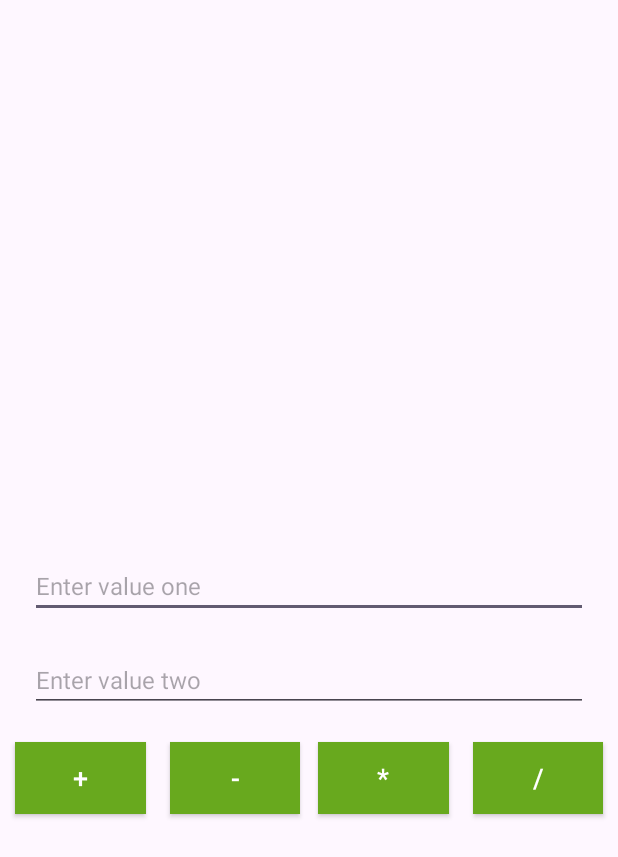
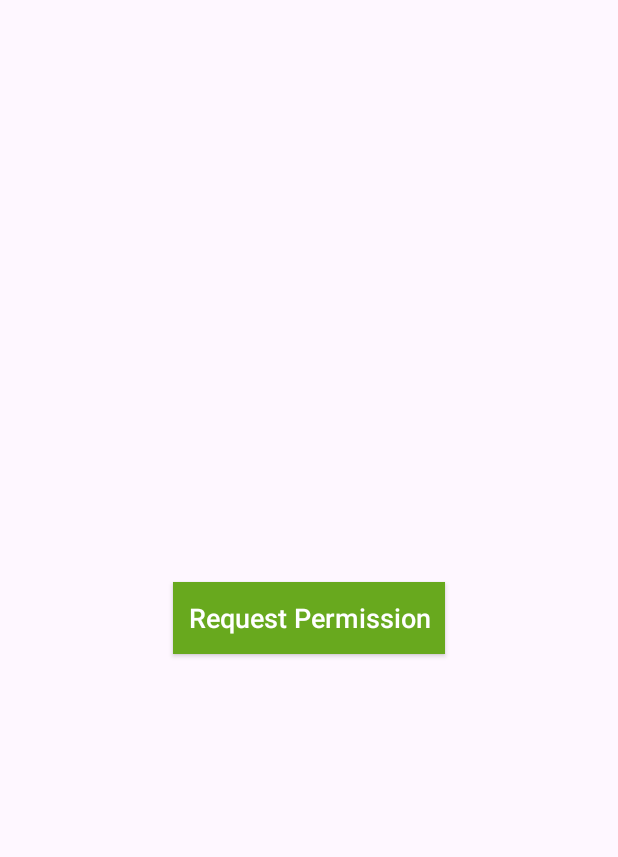
Before and after one commit to Shivanjali21/BMIApp, an Android app: the layout activity_main.xml on its own in the app's theme, with its tools: preview values and no code run, on a phone screen of 412 x 824 dp. Shown: the top 857 px of the screen. Run offline under Robolectric (Android 15) with nearby library versions, the phone set to English and light mode, and no system bars.

Commit message:
initial commit for request permission in kotlin.

```diff
--- a/app/src/main/res/layout/activity_main.xml
+++ b/app/src/main/res/layout/activity_main.xml
@@ -6,94 +6,19 @@
     android:layout_height="match_parent"
     tools:context=".MainActivity">
 
-    <androidx.appcompat.widget.AppCompatEditText
-        android:id="@+id/etValueOne"
-        android:layout_width="match_parent"
+    <androidx.appcompat.widget.AppCompatButton
+        android:id="@+id/btnRequest"
+        android:layout_width="wrap_content"
         android:layout_height="wrap_content"
-        android:layout_marginHorizontal="20dp"
-        android:layout_marginVertical="20dp"
-        android:hint="@string/et_input_one"
-        android:imeOptions="actionNext"
-        android:inputType="number"
-        android:textSize="16sp"
-        app:layout_constraintBottom_toTopOf="@+id/etValueTwo"
-        app:layout_constraintEnd_toEndOf="parent"
-        app:layout_constraintStart_toStartOf="parent"
-        app:layout_constraintTop_toTopOf="parent"
-        app:layout_constraintVertical_chainStyle="packed" />
-
-    <androidx.appcompat.widget.AppCompatEditText
-        android:id="@+id/etValueTwo"
-        android:layout_width="match_parent"
-        android:layout_height="wrap_content"
-        android:layout_marginHorizontal="20dp"
-        android:hint="@string/et_input_two"
-        android:imeOptions="actionDone"
-        android:inputType="number"
-        android:textSize="16sp"
-        app:layout_constraintBottom_toBottomOf="parent"
-        app:layout_constraintEnd_toEndOf="parent"
-        app:layout_constraintStart_toStartOf="parent"
-        app:layout_constraintTop_toBottomOf="@+id/etValueOne" />
-
-    <androidx.appcompat.widget.AppCompatButton
-        android:id="@+id/btnAdd"
-        android:layout_width="0dp"
-        android:layout_height="wrap_content"
-        android:text="@string/btn_add"
+        android:text="@string/btn_request"
         android:textSize="18sp"
+        android:padding="10dp"
+        android:textAllCaps="false"
         android:textColor="@color/color_white"
         android:background="@color/color_green"
-        app:layout_constraintEnd_toStartOf="@+id/btnSub"
-        app:layout_constraintHorizontal_bias="0.5"
-        android:layout_marginVertical="20dp"
-        android:layout_marginHorizontal="10dp"
+        app:layout_constraintTop_toTopOf="parent"
+        app:layout_constraintBottom_toBottomOf="parent"
         app:layout_constraintStart_toStartOf="parent"
-        app:layout_constraintTop_toBottomOf="@id/etValueTwo" />
-
-    <androidx.appcompat.widget.AppCompatButton
-        android:id="@+id/btnSub"
-        android:layout_width="0dp"
-        android:layout_height="wrap_content"
-        android:text="@string/btn_sub"
-        android:textSize="18sp"
-        android:textColor="@color/color_white"
-        android:layout_marginVertical="20dp"
-        android:layout_marginHorizontal="6dp"
-        android:background="@color/color_green"
-        app:layout_constraintEnd_toStartOf="@+id/btnMul"
-        app:layout_constraintHorizontal_bias="0.5"
-        app:layout_constraintStart_toEndOf="@+id/btnAdd"
-        app:layout_constraintTop_toBottomOf="@id/etValueTwo" />
-
-    <androidx.appcompat.widget.AppCompatButton
-        android:id="@+id/btnMul"
-        android:layout_width="0dp"
-        android:layout_height="wrap_content"
-        android:textSize="18sp"
-        android:text="@string/btn_mul"
-        android:textColor="@color/color_white"
-        android:layout_marginVertical="20dp"
-        android:layout_marginHorizontal="6dp"
-        android:background="@color/color_green"
-        app:layout_constraintEnd_toStartOf="@+id/btnDiv"
-        app:layout_constraintHorizontal_bias="0.5"
-        app:layout_constraintStart_toEndOf="@+id/btnSub"
-        app:layout_constraintTop_toBottomOf="@id/etValueTwo" />
-
-    <androidx.appcompat.widget.AppCompatButton
-        android:id="@+id/btnDiv"
-        android:layout_width="0dp"
-        android:layout_height="wrap_content"
-        android:textSize="18sp"
-        android:text="@string/btn_div"
-        android:textColor="@color/color_white"
-        android:background="@color/color_green"
-        app:layout_constraintEnd_toEndOf="parent"
-        android:layout_marginVertical="20dp"
-        android:layout_marginHorizontal="10dp"
-        app:layout_constraintHorizontal_bias="0.5"
-        app:layout_constraintStart_toEndOf="@+id/btnMul"
-        app:layout_constraintTop_toBottomOf="@id/etValueTwo" />
+        app:layout_constraintEnd_toEndOf="parent"/>
 
 </androidx.constraintlayout.widget.ConstraintLayout>
--- a/app/src/main/res/values/strings.xml
+++ b/app/src/main/res/values/strings.xml
@@ -1,11 +1,6 @@
 <resources>
 
     <string name="app_name">tic-tac-toe</string>
-    <string name="et_input_one">Enter value one</string>
-    <string name="et_input_two">Enter value two</string>
-    <string name="btn_add">+</string>
-    <string name="btn_sub">-</string>
-    <string name="btn_mul">*</string>
-    <string name="btn_div">/</string>
+    <string name="btn_request">Request Permission</string>
 
 </resources>
```
Also changed, not shown: app/src/main/AndroidManifest.xml (+8 -0 lines), app/src/main/java/com/practice/bmi/MainActivity.kt (+52 -74 lines).
